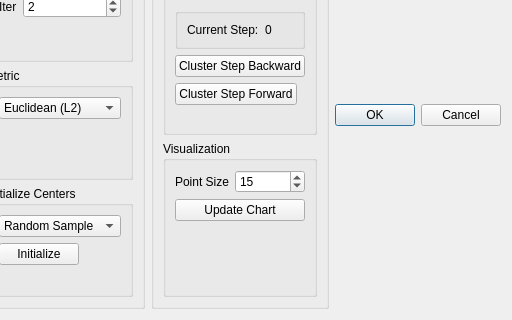
Qt form KMeansDialog.ui (denizkavzak/Interactive-KMeans-QT) before a commit; both pictures show x 194 to 706 and y 89 to 409 of the 706 by 409 pixel window.
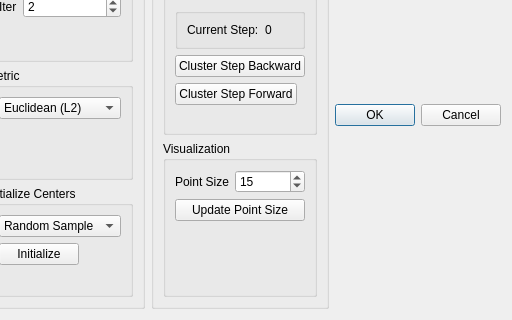
The same form after that commit.

What changed in the file:
```diff
--- a/KMeansDialog.ui
+++ b/KMeansDialog.ui
@@ -359,7 +359,7 @@
          <item row="1" column="0" colspan="2">
           <widget class="QPushButton" name="updateChartButton">
            <property name="text">
-            <string>Update Chart</string>
+            <string>Update Point Size</string>
            </property>
           </widget>
          </item>
```
